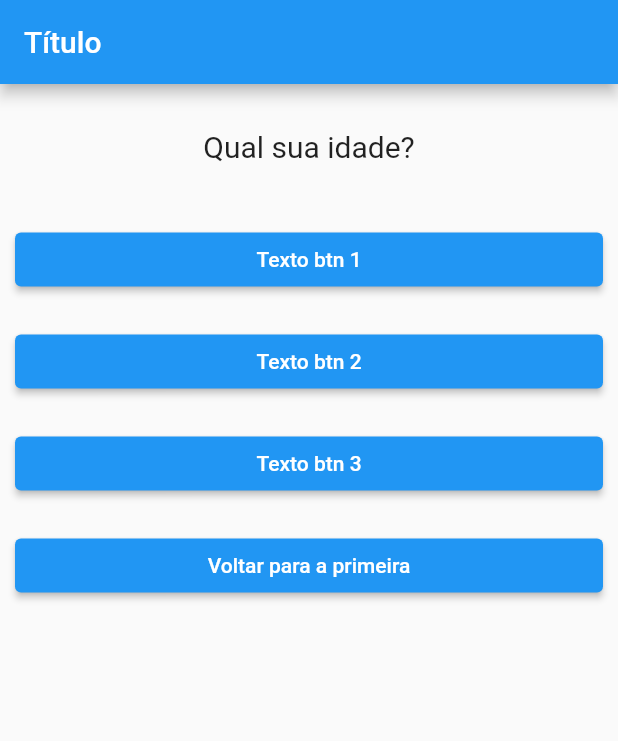
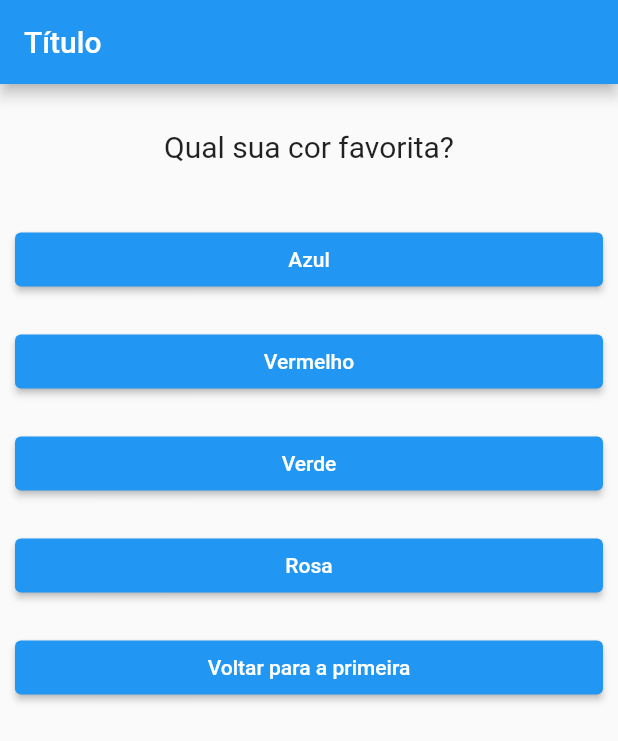
Before and after one commit to joaopdadv/Flutter-Quiz-App, a Flutter app: the screen it shows after launch, on a phone screen of 412 x 824 dp. Shown: the top 741 px of the screen. Run offline on Flutter 3.47's test engine with Material 2 defaults, Android fonts, the phone set to English and light mode, and no system bars; missing offline and left inert: dart:ffi.

Commit message:
Adiciona respostas personalizadas para cada pergunta

```diff
--- a/lib/main.dart
+++ b/lib/main.dart
@@ -13,7 +13,7 @@ class _QuizAppState extends State<QuizApp> {
 
   void _responder() {
     setState(() {
-      if (_perguntaSelecionada < 3) {
+      if (_perguntaSelecionada < 2) {
         _perguntaSelecionada++;
       }
     });
@@ -31,12 +31,26 @@ class _QuizAppState extends State<QuizApp> {
 
   @override
   Widget build(BuildContext context) {
-    final List<String> perguntas = [
-      "Qual sua idade?",
-      "Qual seu curso na faculdade?",
-      "Você trabalha?",
-      "Qual time você torce?"
+    final List<Map<String, Object>> perguntas = [
+      {
+        'texto': "Qual sua cor favorita?",
+        "respostas": ["Azul", "Vermelho", "Verde", "Rosa"]
+      },
+      {
+        "texto": "Qual seu time de futebol?",
+        "respostas": ["Grêmio", "Internacional", "Juventude", "Caxias"]
+      },
+      {
+        "texto": "Qual seu animal favorito?",
+        "respostas": ["Leão", "Cachorro", "Gato", "Coelho"]
+      },
     ];
+
+    List<Widget> respostas = [];
+
+    for (var textList in perguntas[_perguntaSelecionada].cast()['respostas']) {
+      respostas.add(Resposta(textList, _responder));
+    }
 
     return MaterialApp(
       home: Scaffold(
@@ -45,10 +59,8 @@ class _QuizAppState extends State<QuizApp> {
         ),
         body: Column(
           children: <Widget>[
-            Questao(perguntas[_perguntaSelecionada]),
-            Resposta("Texto btn 1", _responder),
-            Resposta("Texto btn 2", _responder),
-            Resposta("Texto btn 3", _responder),
+            Questao(perguntas[_perguntaSelecionada]['texto'].toString()),
+            ...respostas,
             Resposta("Voltar para a primeira", _zerar),
           ],
         ),
```
